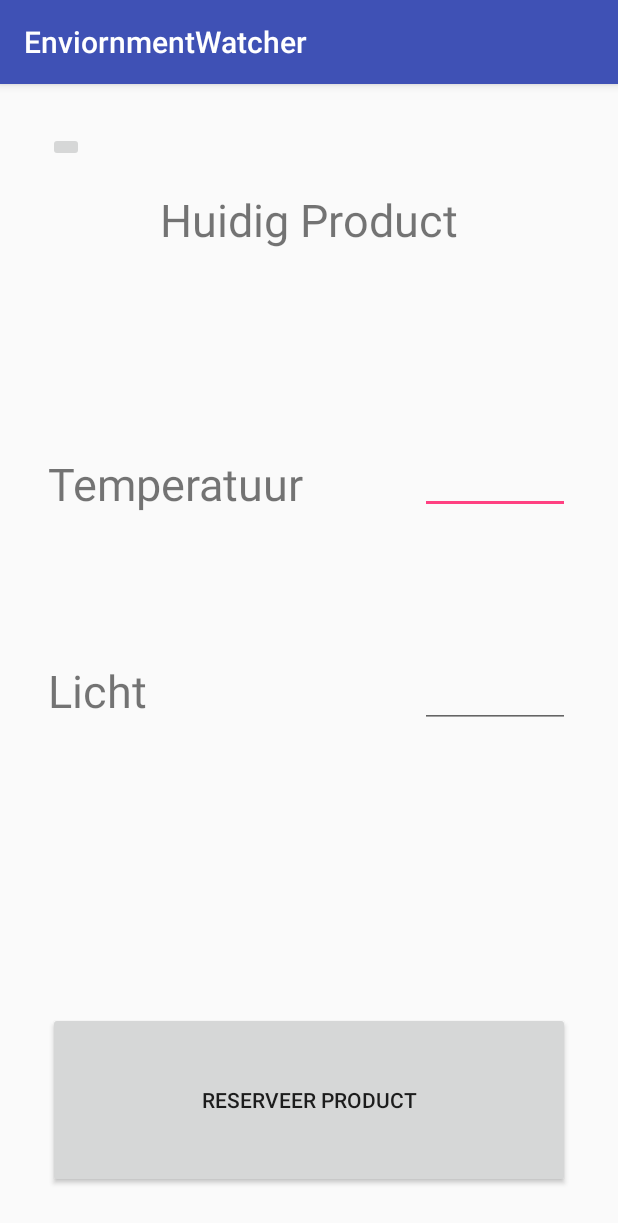
After one commit to jraats/EnvironmentWatcher, an Android app: the ProductOverviewActivity screen opened directly, with no data from a screen before it, on a phone screen of 412 x 824 dp. The commit adds this screen. Shown: the top 1223 px of the screen. Run offline under Robolectric (Android 15) with nearby library versions, the phone set to English and light mode, and no system bars; network calls fail.

Commit message:
Changed name ProductOverview Completed second screen Made JSONCommunicator more dynamic

```diff
--- a/EnviornmentWatcher/app/src/main/AndroidManifest.xml
+++ b/EnviornmentWatcher/app/src/main/AndroidManifest.xml
@@ -30,7 +30,7 @@
         </activity>
         <activity android:name=".ProductSelectorActivity" >
         </activity>
-        <activity android:name=".ProductOverview" >
+        <activity android:name=".ProductOverviewActivity" >
         </activity>
     </application>
 
--- /dev/null
+++ b/EnviornmentWatcher/app/src/main/java/com/avans/enviornmentwatcher/ProductOverviewActivity.java
@@ -0,0 +1,15 @@
+package com.avans.enviornmentwatcher;
+
+import android.support.v7.app.AppCompatActivity;
+import android.os.Bundle;
+
+public class ProductOverviewActivity extends AppCompatActivity {
+
+    @Override
+    protected void onCreate(Bundle savedInstanceState) {
+        super.onCreate(savedInstanceState);
+        setContentView(R.layout.activity_product_overview);
+
+
+    }
+}
--- /dev/null
+++ b/EnviornmentWatcher/app/src/main/res/layout/activity_product_overview.xml
@@ -0,0 +1,110 @@
+<?xml version="1.0" encoding="utf-8"?>
+<LinearLayout xmlns:android="http://schemas.android.com/apk/res/android"
+    xmlns:tools="http://schemas.android.com/tools" android:layout_width="match_parent"
+    android:layout_height="match_parent" android:paddingLeft="@dimen/activity_horizontal_margin"
+    android:paddingRight="@dimen/activity_horizontal_margin"
+    android:paddingTop="@dimen/activity_vertical_margin"
+    android:paddingBottom="@dimen/activity_vertical_margin"
+    tools:context="com.avans.enviornmentwatcher.ProductOverviewActivity"
+    android:orientation="vertical">
+
+    <RelativeLayout
+        android:orientation="vertical"
+        android:layout_width="match_parent"
+        android:layout_height="0dp"
+        android:layout_weight="1">
+
+        <ImageButton
+            android:layout_width="wrap_content"
+            android:layout_height="wrap_content"
+            android:id="@+id/imageButton_Back"
+            android:layout_alignParentTop="true"
+            android:layout_alignParentLeft="true"
+            android:layout_alignParentStart="true" />
+
+        <TextView
+            android:id="@+id/text_Huidig_Product"
+            android:layout_width="wrap_content"
+            android:layout_height="wrap_content"
+            android:text="@string/text_Current_Product"
+            android:textSize="30sp"
+            android:layout_gravity="center"
+            android:layout_centerVertical="true"
+            android:layout_centerHorizontal="true" />
+
+    </RelativeLayout>
+
+
+    <LinearLayout
+        android:orientation="vertical"
+        android:layout_width="match_parent"
+        android:layout_height="0dp"
+        android:layout_weight="4">
+
+        <RelativeLayout
+            android:orientation="horizontal"
+            android:layout_width="match_parent"
+            android:layout_height="0dp"
+            android:layout_weight="1">
+
+
+            <TextView
+                android:layout_width="wrap_content"
+                android:layout_height="wrap_content"
+                android:text="@string/text_Current_Temperature"
+                android:id="@+id/text_Current_Temperature"
+                android:layout_gravity="center"
+                android:textSize="30sp"
+                android:layout_centerVertical="true"
+                android:layout_alignParentLeft="true"
+                android:layout_alignParentStart="true" />
+
+            <EditText
+                android:layout_width="100dp"
+                android:layout_height="wrap_content"
+                android:inputType="number"
+                android:ems="10"
+                android:id="@+id/editText_Current_Temperature"
+                android:layout_gravity="center_vertical|right"
+                android:layout_alignBottom="@+id/text_Current_Temperature"
+                android:layout_alignParentRight="true"
+                android:layout_alignParentEnd="true" />
+        </RelativeLayout>
+        <RelativeLayout
+            android:orientation="horizontal"
+            android:layout_width="match_parent"
+            android:layout_height="0dp"
+            android:layout_weight="1">
+
+
+            <TextView
+                android:layout_width="wrap_content"
+                android:layout_height="wrap_content"
+                android:text="@string/text_Current_Light"
+                android:id="@+id/text_Current_Light"
+                android:textSize="30sp" />
+
+            <EditText
+                android:layout_width="100dp"
+                android:layout_height="wrap_content"
+                android:inputType="number"
+                android:id="@+id/editText_Current_Light"
+                android:layout_alignParentTop="true"
+                android:layout_alignParentRight="true"
+                android:layout_alignParentEnd="true" />
+
+        </RelativeLayout>
+
+
+    </LinearLayout>
+
+    <Button
+        android:layout_width="match_parent"
+        android:layout_height="0dp"
+        android:text="@string/button_Register_Product"
+        android:id="@+id/button_Register_Product"
+        android:layout_gravity="center_horizontal"
+        android:layout_weight="1" />
+
+
+</LinearLayout>
--- a/EnviornmentWatcher/app/src/main/res/values/strings.xml
+++ b/EnviornmentWatcher/app/src/main/res/values/strings.xml
@@ -8,7 +8,7 @@
     <string name="editText_Selected_Product">Geen Product Geselecteerd</string>
     <string name="button_Unregister_Product">Uitschrijven</string>
 
-    <!--ProductOverview-->
+    <!--ProductOverviewActivity-->
     <string name="text_Current_Product">Huidig Product</string>
     <string name="button_Register_Product">Reserveer Product</string>
     <string name="text_Current_Temperature">Temperatuur</string>
```
Also changed, not shown: EnviornmentWatcher/app/src/main/java/com/avans/enviornmentwatcher/DataCommunicator.java (+0 -8 lines), EnviornmentWatcher/app/src/main/java/com/avans/enviornmentwatcher/JSONCommunicator.java (+75 -49 lines), EnviornmentWatcher/app/src/main/java/com/avans/enviornmentwatcher/LoginActivity.java (+12 -15 lines), EnviornmentWatcher/app/src/main/java/com/avans/enviornmentwatcher/ProductSelectorActivity.java (+51 -13 lines).
